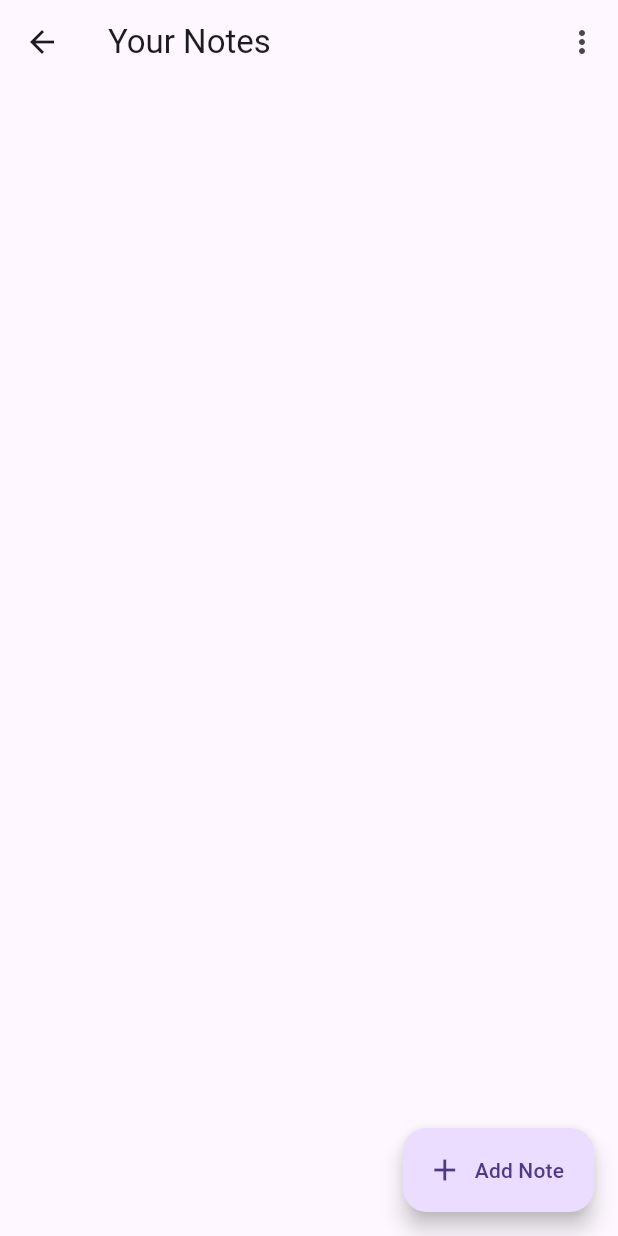
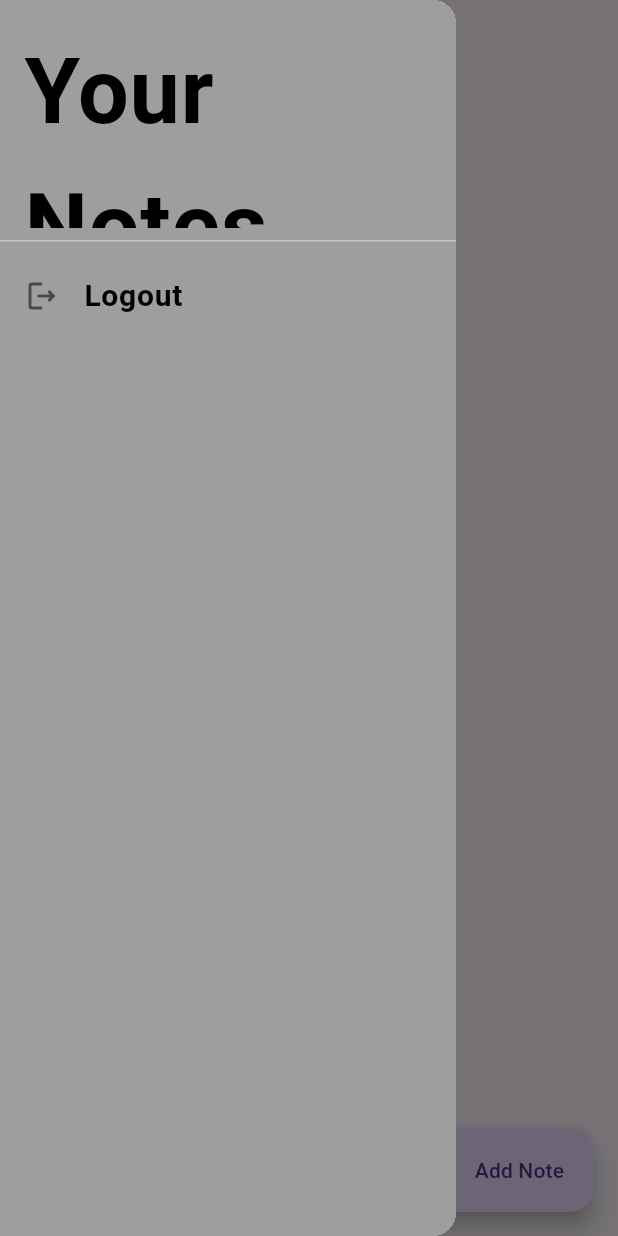
Before and after one commit to Devsonar19/My-Notes, a Flutter app: the NotesView screen opened directly, with the side drawer open (before the commit the screen has no drawer), on a phone screen of 412 x 824 dp. Run offline on Flutter 3.47's test engine with Material 3 defaults, Android fonts, the phone set to English and light mode, and no system bars; our stand-ins replace bloc, cloud_firestore, equatable, firebase_auth, firebase_core, flutter_bloc and 3 more; accounts and stored records are empty.

Commit message:
feat: new drawer from where user can logout, also removed from appBar itself

```diff
--- a/test_application/lib/views/notes/notes_view.dart
+++ b/test_application/lib/views/notes/notes_view.dart
@@ -1,5 +1,6 @@
 import 'package:flutter/material.dart';
 import 'package:flutter_bloc/flutter_bloc.dart';
+import 'package:google_fonts/google_fonts.dart';
 import 'package:test_application/services/cloud/cloud_note.dart';
 import 'package:test_application/services/cloud/firebase_cloud_storage.dart';
 import 'package:test_application/services/crud/notes_service.dart';
@@ -39,30 +40,48 @@ class _NotesViewState extends State<NotesView> {
   @override
   Widget build(BuildContext context) {
     return Scaffold(
-      appBar: AppBar(
-        title: const Text('Your Notes'),
-        actions: [
-          PopupMenuButton<MenuAction>(
-            onSelected: (value) async {
-              switch (value) {
-                case MenuAction.logout:
+      appBar: AppBar(),
+      drawer: Drawer(
+        child: Container(
+          color: Colors.grey,
+          child: ListView(
+              children: [
+                Center(
+                  child: DrawerHeader(
+                      child: Text(
+                          'Your Notes',
+                        style: TextStyle(
+                          fontSize: 60,
+                          fontWeight: FontWeight.bold,
+                          color: Colors.black,
+                          fontFamily: GoogleFonts.ooohBaby().fontFamily,
+                        )
+                      )
+                  ),
+                ),
+                ListTile(
+                    leading: Icon(Icons.logout_outlined),
+                    title: Text(
+                        'Logout',
+                        style: TextStyle(
+                          fontSize: 20,
+                          fontWeight: FontWeight.bold,
+                          color: Colors.black,
+                        )
+                    ),
+
+                    onTap: () async {
                       final shouldLogout = await showLogOutDialog(context);
                       if (shouldLogout) {
                         context.read<AuthBloc>().add(
                           const AuthEventLogOut(),
                         );
                       }
-                  break;
                     }
-            }, itemBuilder: (context) {
-            return const [
-              PopupMenuItem<MenuAction>(
-                  value: MenuAction.logout,
-                  child: Text('Log out')
                 ),
-            ];
-          },)
               ],
+          ),
+        )
       ),
       floatingActionButton: FloatingActionButton.extended(
         onPressed: () {
```
Lines whose indentation alone changed are shown as unchanged.
